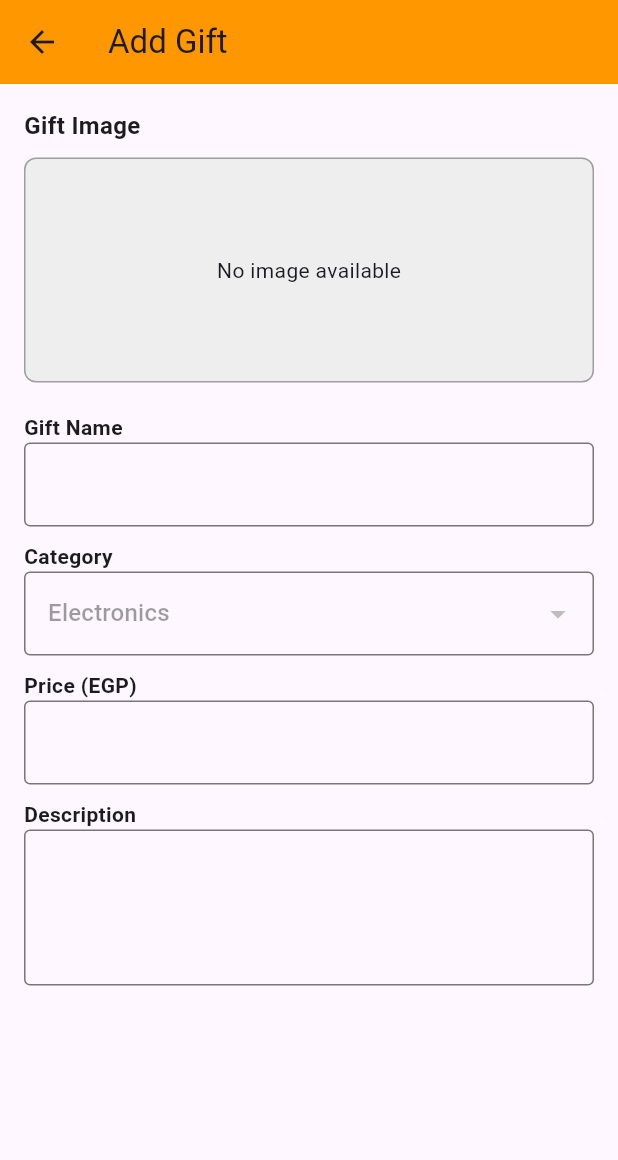
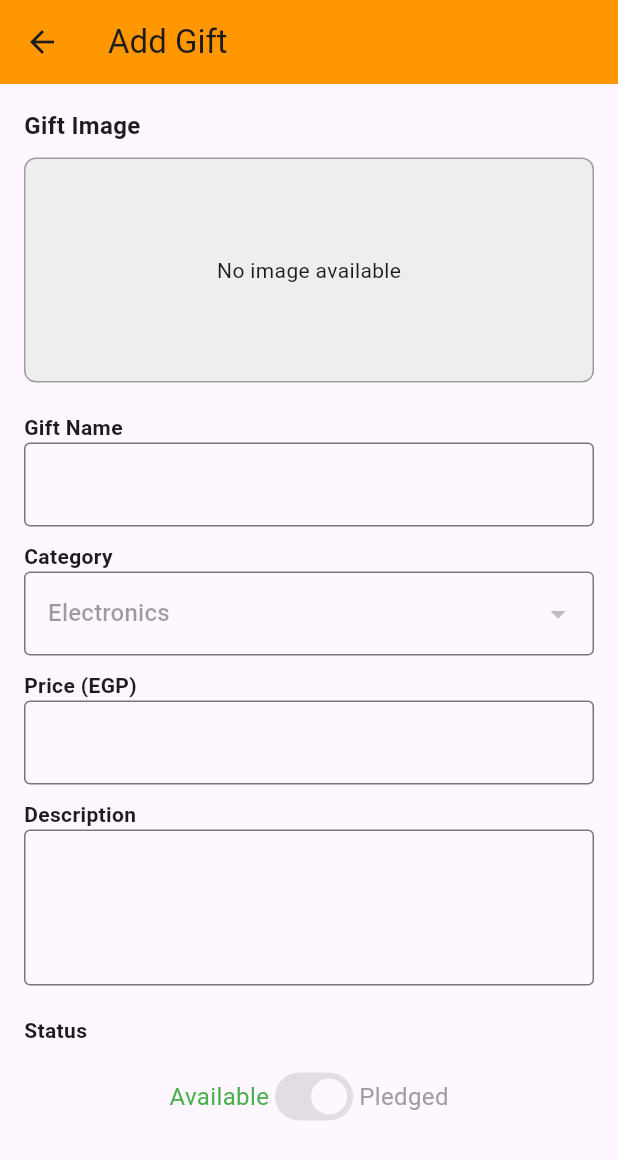
Before and after one commit to habibayasserr/HedieatyApp, a Flutter app: the GiftDetailsView screen opened directly with empty values, on a phone screen of 412 x 824 dp. Shown: the top 1160 px of the screen. Run offline on Flutter 3.47's test engine with Material 3 defaults, Android fonts, the phone set to English and light mode, and no system bars; our stand-ins replace cloud_firestore, firebase_auth, firebase_core, image_picker; accounts and stored records are empty.

Commit message:
Implemented the toggle button functionality in the gift details screen and synchronized it with firestore

```diff
--- a/lib/views/gift_details_view.dart
+++ b/lib/views/gift_details_view.dart
@@ -35,6 +35,7 @@ class _GiftDetailsViewState extends State<GiftDetailsView> {
   String? imagePath; // Local file path
   String? imageBase64; // Base64-encoded string
   bool _isPickerActive = false;
+  bool isAvailable = true; // Default to Available
 
   final List<String> categories = [
     'Electronics',
@@ -58,10 +59,12 @@ class _GiftDetailsViewState extends State<GiftDetailsView> {
       priceController.text = widget.gift!.price.toStringAsFixed(2);
       descriptionController.text = widget.gift!.description;
       status = widget.gift!.status;
+      isAvailable = status == 'Available'; // Set toggle based on status
       imageBase64 = widget.gift!.imageBase64; // Use Base64 if available
     } else {
       selectedCategory = categories.first; // Default category
       status = 'Available'; // Default status
+      isAvailable = true; // Default toggle
     }
   }
 
@@ -101,17 +104,19 @@ class _GiftDetailsViewState extends State<GiftDetailsView> {
         description.isEmpty ||
         price == null ||
         imageBase64 == null) {
+      if (mounted) {
         ScaffoldMessenger.of(context).showSnackBar(
           const SnackBar(
               content: Text('All fields, including an image, are required.')),
         );
+      }
       return;
     }
 
     final Map<String, dynamic> giftData = {
       'name': name,
       'category': category,
-      'status': status,
+      'status': status, // Include status from toggle
       'price': price,
       'description': description,
       'imageBase64': imageBase64, // Store Base64 string
@@ -120,35 +125,49 @@ class _GiftDetailsViewState extends State<GiftDetailsView> {
     try {
       if (widget.gift?.id == null) {
         // Add new gift
-        await _firestore
+        await FirebaseFirestore.instance
             .collection('users')
             .doc(_userId)
             .collection('events')
-            .doc(widget.eventId) // Use passed event ID
+            .doc(widget.eventId)
             .collection('gifts')
             .add(giftData);
       } else {
         // Update existing gift
-        await _firestore
+        await FirebaseFirestore.instance
             .collection('users')
             .doc(_userId)
             .collection('events')
-            .doc(widget.eventId) // Use passed event ID
+            .doc(widget.eventId)
             .collection('gifts')
             .doc(widget.gift!.id)
             .update(giftData);
       }
 
+      if (mounted) {
         ScaffoldMessenger.of(context).showSnackBar(
           const SnackBar(content: Text('Gift saved successfully!')),
         );
+      }
 
-      Navigator.pop(context);
+      if (mounted) {
+        Navigator.pop(context); // Close the page only if still mounted
+      }
     } catch (e) {
       print('Error saving gift: $e');
+      if (mounted) {
         ScaffoldMessenger.of(context).showSnackBar(
           const SnackBar(content: Text('Failed to save gift.')),
         );
+      }
+    }
+
+    @override
+    void dispose() {
+      nameController.dispose();
+      priceController.dispose();
+      descriptionController.dispose();
+      super.dispose();
     }
   }
 
@@ -198,8 +217,8 @@ class _GiftDetailsViewState extends State<GiftDetailsView> {
                 style: TextStyle(fontSize: 14, fontWeight: FontWeight.bold)),
             TextField(
               controller: nameController,
-                decoration:
-                    const InputDecoration(border: OutlineInputBorder())),
+              decoration: const InputDecoration(border: OutlineInputBorder()),
+            ),
             const SizedBox(height: 10),
             const Text('Category',
                 style: TextStyle(fontSize: 14, fontWeight: FontWeight.bold)),
@@ -208,8 +227,10 @@ class _GiftDetailsViewState extends State<GiftDetailsView> {
                   ? selectedCategory
                   : null,
               items: categories
-                  .map((category) =>
-                      DropdownMenuItem(value: category, child: Text(category)))
+                  .map((category) => DropdownMenuItem(
+                        value: category,
+                        child: Text(category),
+                      ))
                   .toList(),
               onChanged: widget.isEditable
                   ? (value) => setState(() => selectedCategory = value)
@@ -222,14 +243,51 @@ class _GiftDetailsViewState extends State<GiftDetailsView> {
             TextField(
               controller: priceController,
               decoration: const InputDecoration(border: OutlineInputBorder()),
-                keyboardType: TextInputType.number),
+              keyboardType: TextInputType.number,
+            ),
             const SizedBox(height: 10),
             const Text('Description',
                 style: TextStyle(fontSize: 14, fontWeight: FontWeight.bold)),
             TextField(
               controller: descriptionController,
               decoration: const InputDecoration(border: OutlineInputBorder()),
-                maxLines: 3),
+              maxLines: 3,
+            ),
+            const SizedBox(height: 20),
+            const Text('Status',
+                style: TextStyle(fontSize: 14, fontWeight: FontWeight.bold)),
+            const SizedBox(height: 10),
+            Row(
+              mainAxisAlignment: MainAxisAlignment.center,
+              children: [
+                Text(
+                  'Available',
+                  style: TextStyle(
+                    fontSize: 16,
+                    color: isAvailable ? Colors.green : Colors.grey,
+                  ),
+                ),
+                Switch(
+                  value: isAvailable,
+                  onChanged: widget.isEditable
+                      ? (value) {
+                          setState(() {
+                            isAvailable = value;
+                            status = isAvailable ? 'Available' : 'Pledged';
+                          });
+                        }
+                      : null,
+                  activeColor: Colors.orange,
+                ),
+                Text(
+                  'Pledged',
+                  style: TextStyle(
+                    fontSize: 16,
+                    color: !isAvailable ? Colors.green : Colors.grey,
+                  ),
+                ),
+              ],
+            ),
             const SizedBox(height: 20),
             if (widget.isEditable)
               Center(
```
Lines whose indentation alone changed are shown as unchanged.
